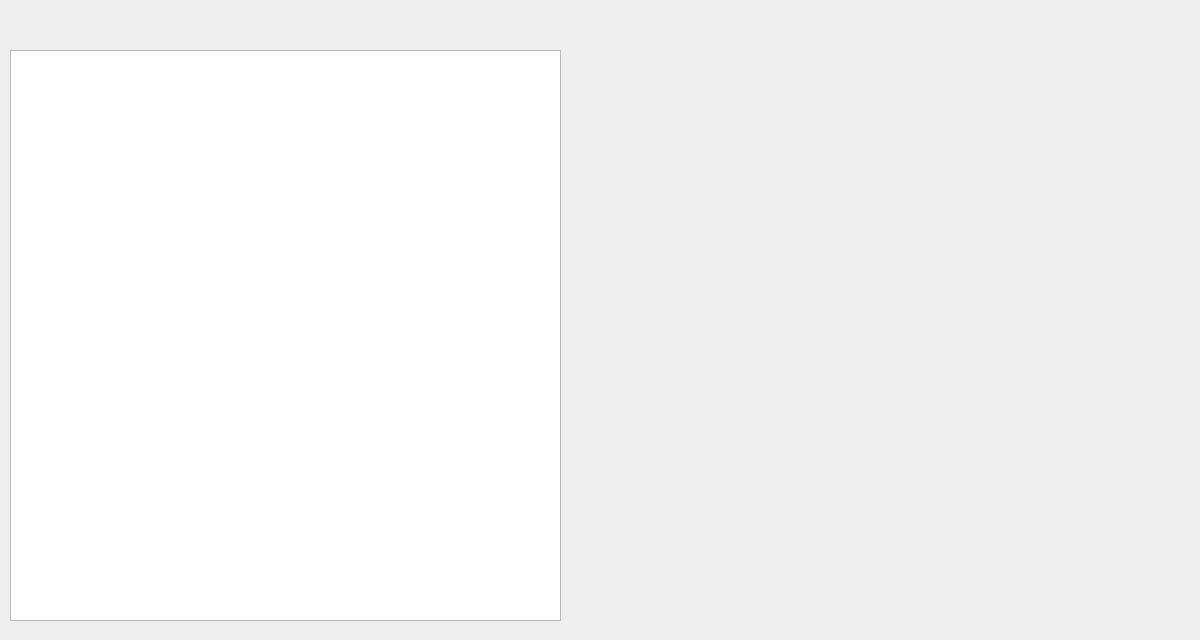
Before: the Qt Designer form EuropeanVacation/tDestinations.ui in brivero0/TeamMagmar, drawn with Qt 5.
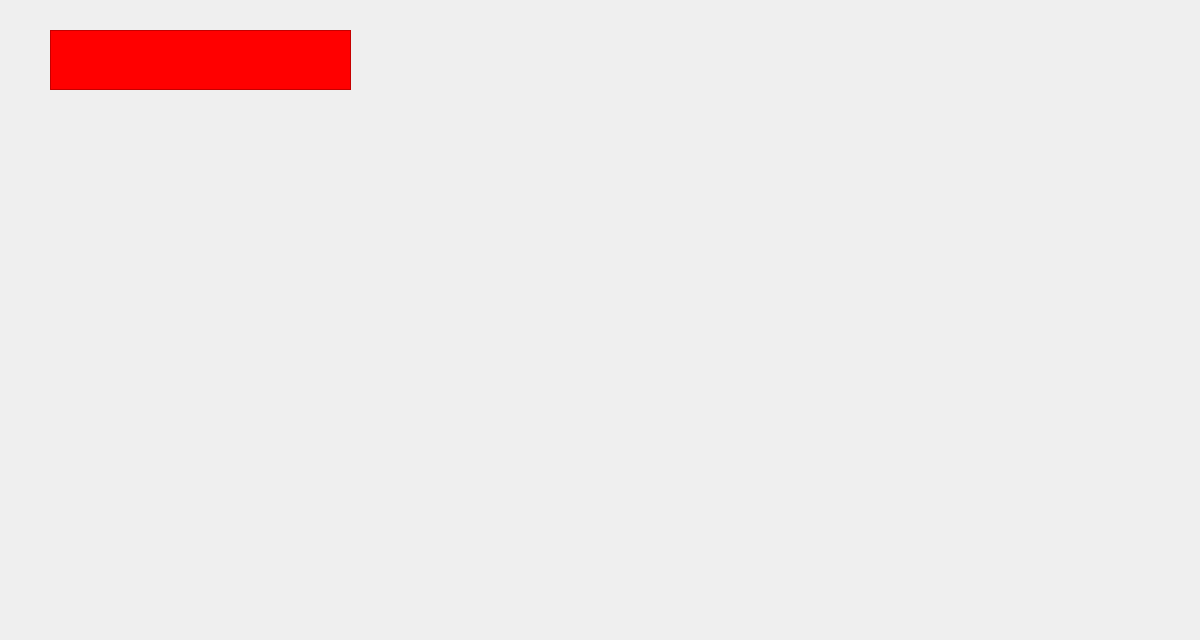
After: the same form once the commit is applied. Icons and pictures are not drawn.

Diff of the .ui file:
```diff
--- a/EuropeanVacation/tDestinations.ui
+++ b/EuropeanVacation/tDestinations.ui
@@ -55,10 +55,10 @@
   <widget class="QTableView" name="tDestinationOptionsTV">
    <property name="geometry">
     <rect>
-     <x>10</x>
-     <y>50</y>
-     <width>551</width>
-     <height>571</height>
+     <x>50</x>
+     <y>30</y>
+     <width>301</width>
+     <height>60</height>
     </rect>
    </property>
    <property name="sizePolicy">
@@ -67,6 +67,12 @@
      <verstretch>3</verstretch>
     </sizepolicy>
    </property>
+   <property name="minimumSize">
+    <size>
+     <width>60</width>
+     <height>60</height>
+    </size>
+   </property>
    <property name="styleSheet">
     <string notr="true">QHeaderView::section{
 background-color:qlineargradient(spread:pad, x1:1, y1:1, x2:1, y2:0.028, stop:0 rgba(255, 170, 0, 255), stop:1 rgba(255, 62, 14, 255));
@@ -75,7 +81,7 @@
 border-width: 2px;
 border-radius: 5px;}
 
-QTableView QTableCornerButton::section{
+QTableView{
 background: red;
 broder: 2px outset black;
 }</string>
```
Left out of the diff: 32 changed lines with no effect on the pictures.
